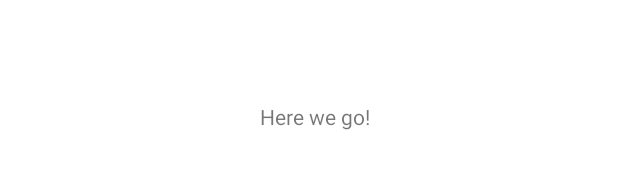
After one commit to uruhans/VeoDemo, an Android app: the layout fragment_movie_detail.xml on its own in the app's theme, with its tools: preview values and no code run, on a phone screen of 412 x 824 dp. The commit adds this screen. Shown: the part 505-674 px from the top of the screen. Run offline under Robolectric (Android 15) with nearby library versions, the phone set to English and light mode, and no system bars.

Commit message:
Detail page (only showing url) Navigation arguments

```diff
--- a/app/build.gradle
+++ b/app/build.gradle
@@ -1,6 +1,7 @@
 plugins {
     id 'com.android.application'
     id 'org.jetbrains.kotlin.android'
+    id 'androidx.navigation.safeargs.kotlin'
 }
 
 android {
@@ -25,7 +26,6 @@ android {
         }
         debug {
             minifyEnabled false
-
         }
     }
     buildFeatures {
@@ -55,6 +55,7 @@ dependencies {
     implementation "androidx.navigation:navigation-dynamic-features-fragment:$nav_version"
     implementation "androidx.navigation:navigation-compose:$nav_version"
     implementation "androidx.navigation:navigation-dynamic-features-fragment:$nav_version"
+
     //repository
     implementation 'com.squareup.retrofit2:retrofit:2.9.0'
     implementation 'com.squareup.retrofit2:converter-gson:2.9.0'
@@ -67,4 +68,5 @@ dependencies {
     androidTestImplementation 'androidx.test.espresso:espresso-core:3.5.1'
 
 
+
 }
--- a/app/src/main/java/com/example/veo/repository/ApiHelper.kt
+++ b/app/src/main/java/com/example/veo/repository/ApiHelper.kt
@@ -6,5 +6,5 @@ import kotlinx.coroutines.flow.Flow
 
 interface ApiHelper {
     fun getMovies(): Flow<WeeklyItems>
-    fun getMovieDetails(): Flow<MovieDetail>
+    fun getMovieDetails(id: Int): Flow<MovieDetail>
 }
--- a/app/src/main/java/com/example/veo/repository/ApiHelperImpl.kt
+++ b/app/src/main/java/com/example/veo/repository/ApiHelperImpl.kt
@@ -4,5 +4,5 @@ import kotlinx.coroutines.flow.flow
 
 class ApiHelperImpl(private val apiService: ApiService) : ApiHelper {
     override fun getMovies() = flow { emit(apiService.getMovies()) }
-    override fun getMovieDetails() = flow { emit(apiService.getMovieDetails()) }
+    override fun getMovieDetails(id: Int) = flow { emit(apiService.getMovieDetails(id)) }
 }
--- a/app/src/main/java/com/example/veo/repository/ApiService.kt
+++ b/app/src/main/java/com/example/veo/repository/ApiService.kt
@@ -4,12 +4,13 @@ import com.example.veo.BuildConfig
 import com.example.veo.model.MovieDetail
 import com.example.veo.model.WeeklyItems
 import retrofit2.http.GET
+import retrofit2.http.Path
 
 interface ApiService {
     @GET("trending/all/week?api_key=${BuildConfig.API_KEY}")
     suspend fun getMovies(): WeeklyItems
 
     @GET("movie/{id}?api_key=${BuildConfig.API_KEY}")
-    suspend fun getMovieDetails(): MovieDetail
+    suspend fun getMovieDetails(@Path("id") id: Int): MovieDetail
 
 }
--- a/app/src/main/java/com/example/veo/ui/movielist/MovieListFragment.kt
+++ b/app/src/main/java/com/example/veo/ui/movielist/MovieListFragment.kt
@@ -12,6 +12,7 @@ import androidx.lifecycle.Lifecycle
 import androidx.lifecycle.ViewModelProvider
 import androidx.lifecycle.lifecycleScope
 import androidx.lifecycle.repeatOnLifecycle
+import androidx.navigation.fragment.findNavController
 import androidx.recyclerview.widget.DividerItemDecoration
 import androidx.recyclerview.widget.LinearLayoutManager
 import com.example.veo.databinding.FragmentMovieListBinding
@@ -63,6 +64,9 @@ class MovieListFragment : Fragment() {
 
     private fun adapterOnClick(movie: TmDbItem) {
         Log.d("xxx", "Pressed ${movie.id}")
+        movie.id?.let {
+            findNavController().navigate(MovieListFragmentDirections.actionMovieListFragmentToDetailFragment(it))
+        }
     }
 
     @SuppressLint("NotifyDataSetChanged")
--- a/app/src/main/java/com/example/veo/utils/ViewModelFactory.kt
+++ b/app/src/main/java/com/example/veo/utils/ViewModelFactory.kt
@@ -3,6 +3,7 @@ package com.example.veo.utils
 import androidx.lifecycle.ViewModel
 import androidx.lifecycle.ViewModelProvider
 import com.example.veo.repository.ApiHelper
+import com.example.veo.ui.moviedetail.MovieDetailViewModel
 import com.example.veo.ui.movielist.MovieListViewModel
 
 class ViewModelFactory(
@@ -16,6 +17,9 @@ class ViewModelFactory(
         if (modelClass.isAssignableFrom(MovieListViewModel::class.java)) {
             return MovieListViewModel(apiHelper, dispatcherProvider) as T
         }
+        if (modelClass.isAssignableFrom(MovieDetailViewModel::class.java)) {
+            return MovieDetailViewModel(apiHelper, dispatcherProvider) as T
+        }
         throw IllegalArgumentException("Unknown class name")
     }
 
--- /dev/null
+++ b/app/src/main/res/layout/fragment_movie_detail.xml
@@ -0,0 +1,23 @@
+<?xml version="1.0" encoding="utf-8"?>
+<layout xmlns:android="http://schemas.android.com/apk/res/android"
+    xmlns:app="http://schemas.android.com/apk/res-auto"
+    xmlns:tools="http://schemas.android.com/tools">
+    <androidx.constraintlayout.widget.ConstraintLayout
+        android:layout_width="match_parent"
+        android:layout_height="match_parent">
+
+        <androidx.appcompat.widget.AppCompatTextView
+            android:id="@+id/textViewUrl"
+            style="@style/TextAppearance.AppCompat.Small"
+            android:layout_width="wrap_content"
+            android:layout_height="wrap_content"
+            android:layout_marginStart="8dp"
+            android:layout_marginTop="4dp"
+            app:layout_constraintStart_toStartOf="parent"
+            app:layout_constraintEnd_toEndOf="parent"
+            app:layout_constraintTop_toTopOf="parent"
+            app:layout_constraintBottom_toBottomOf="parent"
+            tools:text="Here we go!" />
+
+    </androidx.constraintlayout.widget.ConstraintLayout>
+</layout>
--- a/app/src/main/res/layout/movie_item_layout.xml
+++ b/app/src/main/res/layout/movie_item_layout.xml
@@ -27,6 +27,6 @@
                 app:layout_constraintStart_toEndOf="@+id/imageViewBackDrop"
                 app:layout_constraintTop_toTopOf="parent"
                 app:layout_constraintBottom_toBottomOf="parent"
-            tools:text="Here we go!" />
+                tools:text="Here we go!" />
     </androidx.constraintlayout.widget.ConstraintLayout>
 </layout>
--- a/app/src/main/res/values/strings.xml
+++ b/app/src/main/res/values/strings.xml
@@ -1,4 +1,5 @@
 <resources>
     <string name="app_name">VeoDemo</string>
     <string name="empty_title">No title available</string>
+    <string name="hello_blank_fragment">Hello blank fragment</string>
 </resources>
--- a/build.gradle
+++ b/build.gradle
@@ -1,4 +1,10 @@
 // Top-level build file where you can add configuration options common to all sub-projects/modules.
+buildscript {
+    dependencies {
+        classpath("androidx.navigation:navigation-safe-args-gradle-plugin:2.5.3")
+    }
+}
+
 plugins {
     id 'com.android.application' version '7.4.0' apply false
     id 'com.android.library' version '7.4.0' apply false
```
Also changed, not shown: app/src/main/java/com/example/veo/ui/moviedetail/MovieDetailFragment.kt (added, +84 -0 lines), app/src/main/java/com/example/veo/ui/moviedetail/MovieDetailViewModel.kt (added, +42 -0 lines), app/src/main/res/navigation/root_graph.xml (+13 -3 lines).
